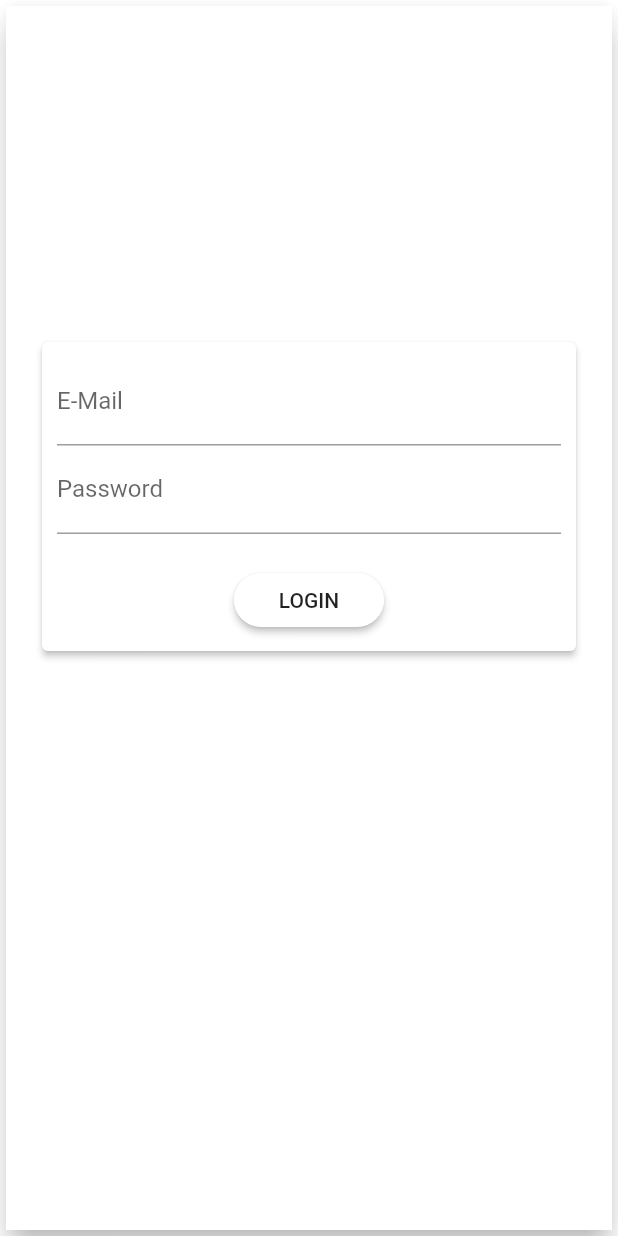
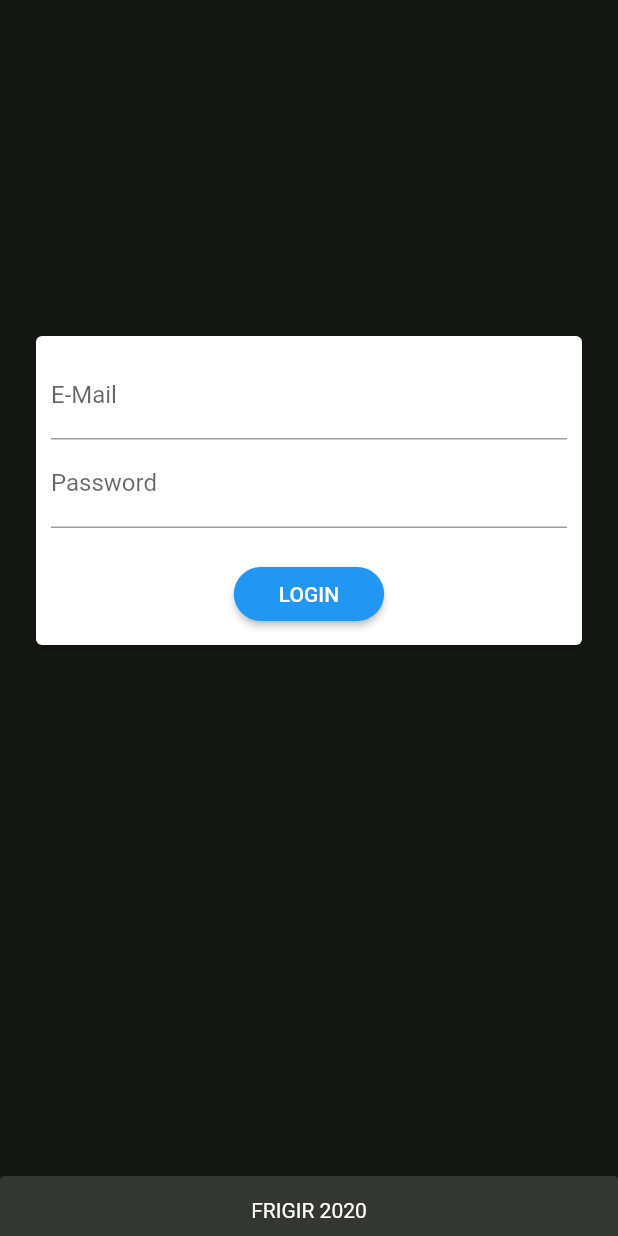
Before and after one commit to giorgiofrittoli/gym-workout-program-app, a Flutter app: the screen it shows after launch, on a phone screen of 412 x 824 dp. Run offline on Flutter 3.47's test engine with Material 2 defaults, Android fonts, the phone set to English and light mode, and no system bars; our stand-ins replace shared_preferences; accounts and stored records are empty.

Commit message:
fix layout

```diff
--- a/lib/main.dart
+++ b/lib/main.dart
@@ -32,17 +32,18 @@ class MyApp extends StatelessWidget {
       child: Consumer<AuthProvider>(
         builder: (_, auth, _c) => MaterialApp(
           theme: ThemeData(
-            primaryColor: Colors.white,
-            accentColor: Colors.blue,
-            primarySwatch: Colors.blue,
+            primaryColorDark: Color.fromRGBO(21, 23, 21, 1),
+            accentColor: Color.fromRGBO(51, 54, 51, 1),
             visualDensity: VisualDensity.adaptivePlatformDensity,
-            textTheme: ThemeData.light().textTheme.copyWith(
+            textTheme: ThemeData.dark().textTheme.copyWith(
                 subtitle1: TextStyle(
                   fontSize: 16,
+                  color: Colors.white,
                 ),
                 headline6: TextStyle(
                   fontSize: 20,
                   fontWeight: FontWeight.bold,
+                  color: Colors.white,
                 )),
           ),
           title: 'Gym workout program',
--- a/lib/screens/workout_day_screen.dart
+++ b/lib/screens/workout_day_screen.dart
@@ -17,7 +17,7 @@ class WorkoutDayScreen extends StatelessWidget {
     wProvider.resetExercices(id);
     final workoutDay = wProvider.workoutDay(id);
     return Scaffold(
-      backgroundColor: Theme.of(context).primaryColor,
+      backgroundColor: Theme.of(context).primaryColorDark,
       appBar: AppBar(
         title: Text(workoutDay.title),
         backgroundColor: Theme.of(context).accentColor,
--- a/lib/screens/workout_exercise_screen.dart
+++ b/lib/screens/workout_exercise_screen.dart
@@ -9,7 +9,7 @@ class WorkoutExcerciseScreen extends StatelessWidget {
     final workoutExercise =
         ModalRoute.of(context).settings.arguments as WorkoutExercise;
     return Scaffold(
-      backgroundColor: Theme.of(context).primaryColor,
+      backgroundColor: Theme.of(context).primaryColorDark,
       appBar: AppBar(
         title: Text("${workoutExercise.exercise.name}"),
         backgroundColor: Theme.of(context).accentColor,
--- a/lib/widgets/app_drawer.dart
+++ b/lib/widgets/app_drawer.dart
@@ -7,12 +7,14 @@ class AppDrawer extends StatelessWidget {
   @override
   Widget build(BuildContext context) {
     return Drawer(
+      child: Container(
         child: Column(
           children: [
             Consumer<AuthProvider>(
               builder: (_, auth, _c) => AppBar(
                 title: Text("Hello ${auth.user.firstName}"),
                 automaticallyImplyLeading: false,
+                backgroundColor: Theme.of(context).accentColor,
               ),
             ),
             Divider(),
@@ -27,6 +29,7 @@ class AppDrawer extends StatelessWidget {
             ),
           ],
         ),
+      ),
     );
   }
 }
--- a/lib/widgets/workout_program_item.dart
+++ b/lib/widgets/workout_program_item.dart
@@ -17,6 +17,7 @@ class WorkoutProgramItem extends StatelessWidget {
         onTap: () => Navigator.of(context)
             .pushNamed(WorkoutDayScreen.routeName, arguments: workoutDay.id),
         child: Card(
+          color: Theme.of(context).accentColor,
           margin: EdgeInsets.all(10),
           elevation: 2,
           child: Padding(
```
Also changed, not shown: lib/screens/auth_screen.dart (+15 -9 lines), lib/screens/workout_program_screen.dart (+4 -3 lines), lib/widgets/workout_day_item.dart (+7 -1 lines). Lines whose indentation alone changed are shown as unchanged.
